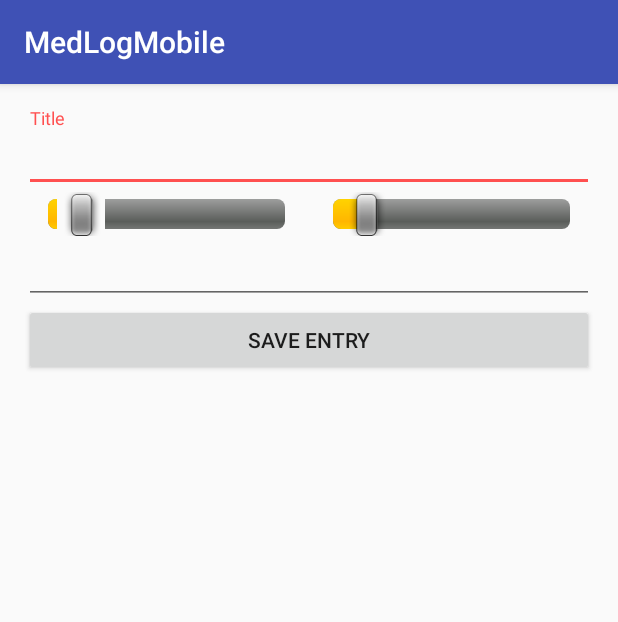
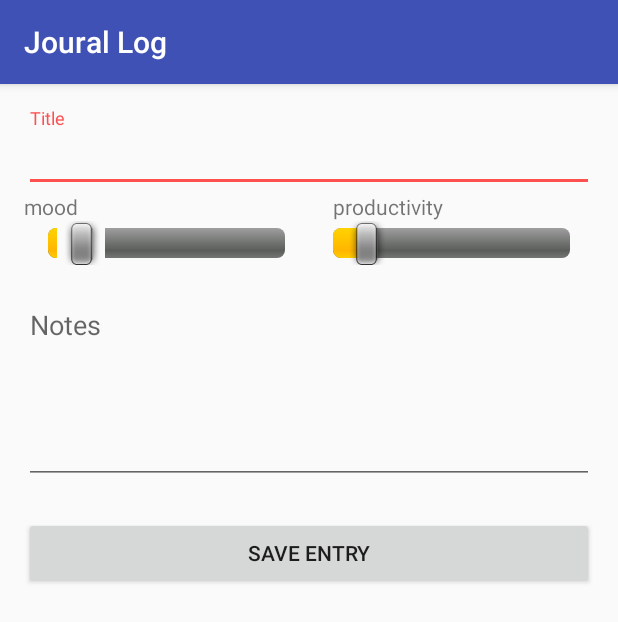
Before and after one commit to tue65786/MedLog, an Android app: the MainActivity screen opened directly, with no data from a screen before it, on a phone screen of 412 x 824 dp. Shown: the top 622 px of the screen. Run offline under Robolectric (Android 15) with nearby library versions, the phone set to English and light mode, and no system bars; 1 statement that could not run was skipped.

Commit message:
Mobile: Offline and online sync tested. UI minor updates.

```diff
--- a/trunk/app/app/src/main/java/com/medlog/medlogmobile/LoginActivity.java
+++ b/trunk/app/app/src/main/java/com/medlog/medlogmobile/LoginActivity.java
@@ -121,6 +121,8 @@ public class LoginActivity extends AppCompatActivity implements LoaderCallbacks<
      * Attempts to sign in or register the account specified by the login form.
      * If there are form errors (invalid email, missing fields, etc.), the
      * errors are presented and no actual login attempt is made.
+     *
+     * TODO Check for offline credentials.
      */
     private void attemptLogin() {
         if (mAuthTask != null) {
@@ -292,6 +294,7 @@ public class LoginActivity extends AppCompatActivity implements LoaderCallbacks<
                 Log.i(getString(R.string.tag_network), "Online? + " + hasINet);
                 //TODO Make url builder.
                 String tURL = getString(R.string.api_prefix) + "fn=login&username=" + mEmail + "&password=" + mPassword;
+                Log.i("KK",tURL);
                 String usr = LoginActivity.getUrlSource(tURL);
 
                 try {
--- a/trunk/app/app/src/main/java/com/medlog/medlogmobile/MainActivity.java
+++ b/trunk/app/app/src/main/java/com/medlog/medlogmobile/MainActivity.java
@@ -2,9 +2,12 @@ package com.medlog.medlogmobile;
 
 import android.content.Intent;
 import android.content.SharedPreferences;
+import android.graphics.drawable.ColorDrawable;
 import android.os.AsyncTask;
+import android.support.v7.app.ActionBar;
 import android.support.v7.app.AppCompatActivity;
 import android.os.Bundle;
+import android.support.v7.widget.Toolbar;
 import android.view.View;
 import android.widget.Button;
 import android.widget.EditText;
@@ -21,6 +24,7 @@ import java.io.IOException;
 import java.util.ArrayList;
 
 import android.util.Log;
+import android.widget.Toast;
 
 public class MainActivity extends AppCompatActivity {
     PatientVO user;
@@ -30,19 +34,21 @@ public class MainActivity extends AppCompatActivity {
     EditText txtNotes;
     Button btnSubmit;
     SubmitDiaryTask mSubmitTask = null;
-    ArrayList<DiaryVO> voList;
+    ArrayList<DiaryVO> diaryVoList;
 
     @Override
     protected void onCreate(Bundle savedInstanceState) {
         super.onCreate(savedInstanceState);
         setContentView(R.layout.activity_main);
-
+        ActionBar ab = getSupportActionBar();
+        setActionBar(ab, "Joural Log");
+//        getActionBar().setLogo(R.drawable.ml);
         // Linkup form widgets
         sbMood = (SeekBar) findViewById(R.id.sbMood);
         sbProd = (SeekBar) findViewById(R.id.sbProductivity);
         txtTitle = (EditText) findViewById(R.id.txtDiaryID);
         btnSubmit = (Button) findViewById(R.id.btnDiaryFormSubmit);
-
+        txtNotes = (EditText) findViewById(R.id.txtNotes);
         btnSubmit.setOnClickListener(new View.OnClickListener() {
             @Override
             public void onClick(View view) {
@@ -60,9 +66,11 @@ public class MainActivity extends AppCompatActivity {
         }
         SharedPreferences spf = getPreferences(MODE_PRIVATE);           //get old user data and place them into storage
         boolean hasData = spf.getBoolean(getString(R.string.lcl_db_hasdata), false);
-        if (hasData){
-            String oldData = spf.getString(getString(R.string.lcl_db_data),"");
-            DiaryVO.fromJSON(oldData);
+        if (hasData) {
+            String oldData = spf.getString(getString(R.string.lcl_db_data), "");
+           diaryVoList= DiaryVO.fromJSON(oldData);
+            Toast.makeText(getApplicationContext(), new StringBuilder().append(diaryVoList.size()+ " previous entries found.").append(NetConnStatus.getInstance(this).isOnline() ? " You are ONLINE. Syncing...": " You are offline. Entries will be saved." ).toString(), Toast.LENGTH_LONG).show();
+
         }
 
 
@@ -73,18 +81,18 @@ public class MainActivity extends AppCompatActivity {
             return;//Task already running.
         }
         String notes = "";
-        if (txtNotes != null){
-            notes = Helpers.toS(txtNotes.getText().toString(),"");
+        if (txtNotes != null) {
+            notes = Helpers.toS(txtNotes.getText().toString(), "");
         }
-        if (voList == null){
-            voList=new ArrayList<DiaryVO>();
+        if (diaryVoList == null) {
+            diaryVoList = new ArrayList<DiaryVO>();
         }
-        voList.add(DiaryVO.builder().mood(sbMood.getProgress()).productivity(sbProd.getProgress())
-                .title(Helpers.toS(txtTitle.getText().toString(),"Entry")).notes(notes).build());
+        diaryVoList.add(DiaryVO.builder().mood(sbMood.getProgress()).productivity(sbProd.getProgress())
+                .title(Helpers.toS(txtTitle.getText().toString(), "Entry")).notes(notes).build());
 
         if (NetConnStatus.getInstance(this).isOnline()) {
             //TODO Submit diary
-            mSubmitTask = new SubmitDiaryTask(voList, user.getPatientID());
+            mSubmitTask = new SubmitDiaryTask(diaryVoList, user.getPatientID());
 
 
             mSubmitTask.execute((Void) null);
@@ -108,22 +116,31 @@ public class MainActivity extends AppCompatActivity {
 
         @Override
         protected Integer doInBackground(Void... voids) {
-         for (DiaryVO vo : voList){
+            int cts = 0;
+            for (DiaryVO vo : voList) {
                 String tURL = getString(R.string.api_prefix) + vo.getURLString(patientID);
                 try {
                     ResponseVO rVO = Helpers.getDiaryUrlSource(tURL);
-                 Log.i(getString(R.string.tag_async),rVO.toString());
+                    cts++;
+                    Log.i(getString(R.string.tag_async), rVO.toString());
                 } catch (IOException e) {
                     e.printStackTrace();
                 }
             }
-            return null;
+            return cts;
         }
 
         @Override
         protected void onPostExecute(final Integer ct) {
             //Reset
             mSubmitTask = null;
+            if (ct >= voList.size()) {
+                voList.clear();
+                Log.i(getString(R.string.tag_debug), "list size:" + diaryVoList.size());
+                diaryVoList.clear();
+                Toast.makeText(getApplicationContext(), new StringBuilder().append(ct + " ").append(" item(s) added saved!").toString(), Toast.LENGTH_LONG).show();
+
+            }
         }
     }
 
@@ -132,8 +149,8 @@ public class MainActivity extends AppCompatActivity {
         super.onStop();
         SharedPreferences prf = getPreferences(MODE_PRIVATE);           //saves all symbols of past portfolio
         SharedPreferences.Editor e = prf.edit();
-        if (voList != null && voList.size() > 0) {
-            String json = new GsonBuilder().serializeNulls().create().toJson(voList);
+        if (diaryVoList != null && diaryVoList.size() > 0) {
+            String json = new GsonBuilder().serializeNulls().create().toJson(diaryVoList);
             e.putString(getString(R.string.lcl_db_data), json);
             e.putBoolean(getString(R.string.lcl_db_hasdata), true);
         } else {
@@ -141,5 +158,24 @@ public class MainActivity extends AppCompatActivity {
             e.remove(getString(R.string.lcl_db_data));
         }
 
+
+    }
+
+    public void setActionBar(ActionBar actionBar, String heading) {
+        // TODO Auto-generated method stub
+
+//    ActionBar actionBar = getSupportActionBar();
+        actionBar.setHomeButtonEnabled(true);
+        actionBar.setDisplayHomeAsUpEnabled(false);
+        actionBar.setDisplayShowHomeEnabled(false);
+        actionBar.setIcon(R.drawable.ml);
+//        actionBar.set
+//    actionBar.setBackgroundDrawable(new ColorDrawable(getResources().getColor(R.color.colorPrimaryDark)));
+        actionBar.setTitle(heading);
+        actionBar.setLogo(R.drawable.ml);
+
+
+        actionBar.show();
+
     }
 }
--- a/trunk/app/app/src/main/res/layout/activity_main.xml
+++ b/trunk/app/app/src/main/res/layout/activity_main.xml
@@ -11,6 +11,14 @@
     android:paddingTop="@dimen/activity_vertical_margin"
     tools:context="com.medlog.medlogmobile.MainActivity">
 
+    <ProgressBar
+        android:id="@+id/main_progress"
+        style="?android:attr/progressBarStyleLarge"
+        android:layout_width="wrap_content"
+        android:layout_height="wrap_content"
+        android:layout_marginBottom="8dp"
+        android:visibility="gone" />
+
     <android.support.design.widget.TextInputLayout
         android:layout_width="match_parent"
         android:layout_height="wrap_content"
@@ -23,12 +31,35 @@
             android:id="@+id/txtDiaryID"
             android:inputType="text"
             android:maxLines="1" />
+
+
+
     </android.support.design.widget.TextInputLayout>
-
     <LinearLayout
         android:orientation="horizontal"
         android:layout_width="match_parent"
-        android:layout_height="wrap_content">
+        android:layout_height="wrap_content"
+        android:id="@+id/laylbl">
+
+        <TextView
+            android:text="mood"
+            android:layout_width="wrap_content"
+            android:layout_height="wrap_content"
+            android:id="@+id/textView3"
+            android:layout_weight="1" />
+
+        <TextView
+            android:text="productivity"
+            android:layout_width="wrap_content"
+            android:layout_height="wrap_content"
+            android:id="@+id/tvprod"
+            android:layout_weight="0.59" />
+    </LinearLayout>
+    <LinearLayout
+        android:orientation="horizontal"
+        android:layout_width="match_parent"
+        android:layout_height="wrap_content"
+        android:layout_marginBottom="22dp">
 
         <SeekBar
 
@@ -39,6 +70,7 @@
             android:id="@+id/sbMood"
             android:layout_weight="1"
             style="@android:style/Widget.SeekBar" />
+
         <SeekBar
 
             android:layout_width="match_parent"
@@ -53,13 +85,20 @@
 
     </LinearLayout>
 
-
     <EditText
         android:layout_width="match_parent"
         android:layout_height="wrap_content"
-        android:inputType="number"
+        android:inputType="textMultiLine"
         android:ems="10"
-        android:id="@+id/editText" />
+        android:id="@+id/txtNotes"
+        android:hint="Notes"
+        android:minLines="4"
+        android:textAlignment="textStart"
+        tools:textAlignment="viewStart"
+        android:gravity="top|left"
+        android:paddingTop="5dp"
+        android:paddingBottom="30dp"
+        android:layout_marginBottom="22dp" />
 
     <Button
         android:text="@string/save_diary_entry"
--- a/trunk/app/app/src/main/res/values/strings.xml
+++ b/trunk/app/app/src/main/res/values/strings.xml
@@ -21,8 +21,7 @@
     <string name="tag_network">NET</string>
     <string name="tag_vos">POJO</string>
     <string name="tag_debug">DEBUGGING</string>
-    <string name="api_prefix">http://localhost:8084/MedLogRS/api/?</string>
-    <!--http://niftybull.com/MedLogRS/api?-->
+    <string name="api_prefix">http://niftybull.com/MedLogRS/api?</string>
     <string name="DEBUG">true</string>
     <string name="int_user">iuser</string>
     <string name="title_activity_settings">Settings</string>
```
Also changed, not shown: trunk/app/app/src/main/java/com/medlog/medlogmobile/vo/DiaryVO.java (+12 -5 lines), trunk/app/app/src/main/res/drawable/ml.png (added). Lines whose indentation alone changed are shown as unchanged.
